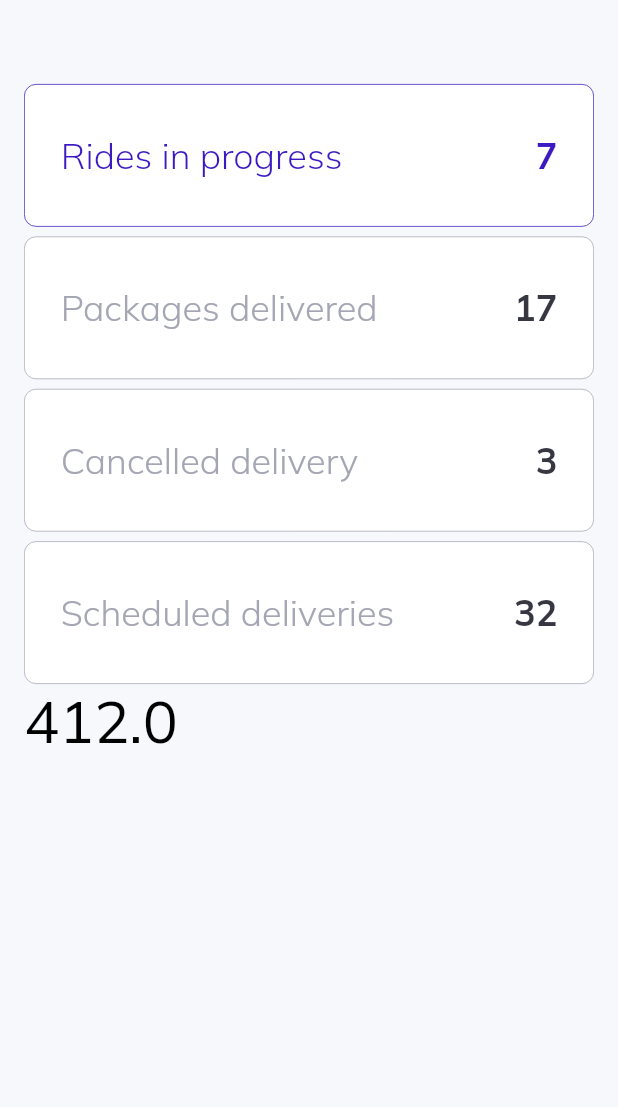
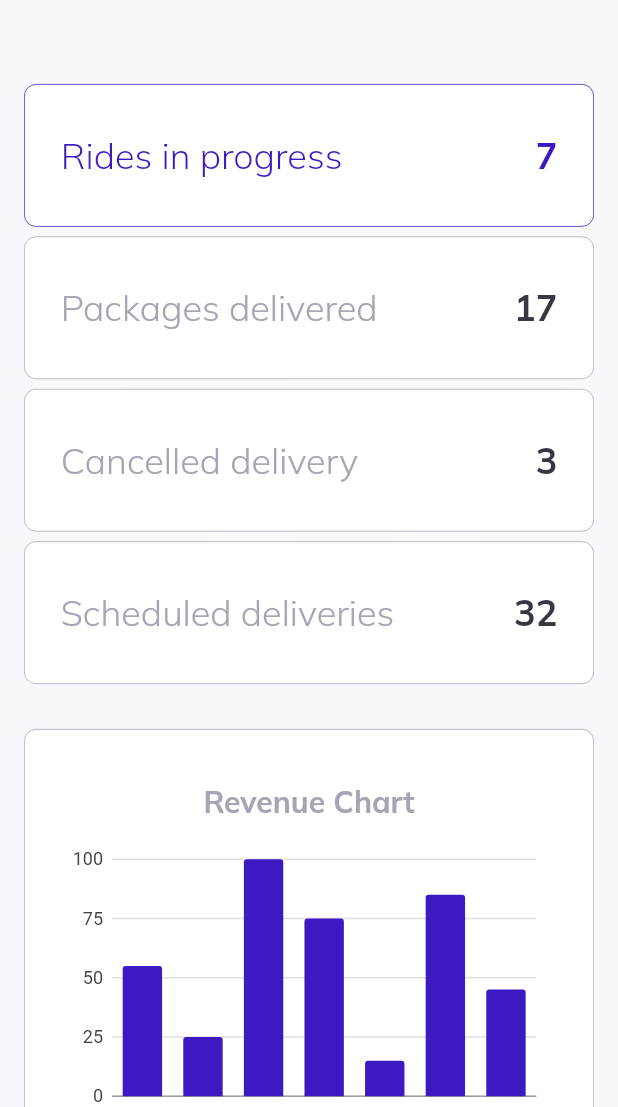
Before and after one commit to Santos-Enoque/flutter-web-dashboard-template, a Flutter app: the screen it shows after launch, on a phone screen of 412 x 824 dp, the part 129-1236 px from its top. Run offline on Flutter 3.47's test engine with Material 2 defaults, Android fonts, the phone set to English and light mode, and no system bars; our stand-ins replace charts_flutter, get, google_fonts.

Commit message:
responsive charts

```diff
--- a/lib/pages/overview/overview.dart
+++ b/lib/pages/overview/overview.dart
@@ -1,17 +1,23 @@
 import 'package:flutter/material.dart';
+import 'package:flutter_web_dashboard/constants/style.dart';
 import 'package:flutter_web_dashboard/helpers/reponsiveness.dart';
 import 'package:flutter_web_dashboard/constants/controllers.dart';
+import 'package:flutter_web_dashboard/pages/overview/widgets/bar_chart.dart';
 import 'package:flutter_web_dashboard/pages/overview/widgets/overview_cards_large.dart';
 import 'package:flutter_web_dashboard/pages/overview/widgets/overview_cards_medium.dart';
 import 'package:flutter_web_dashboard/pages/overview/widgets/overview_cards_small.dart';
+import 'package:flutter_web_dashboard/pages/overview/widgets/revenue_info.dart';
+import 'package:flutter_web_dashboard/pages/overview/widgets/revenue_section_large.dart';
 import 'package:flutter_web_dashboard/widgets/custom_text.dart';
 import 'package:get/get.dart';
 
+import 'widgets/revenue_section_small.dart';
+
 class OverviewPage extends StatelessWidget {
-
   @override
   Widget build(BuildContext context) {
-    return  Column(
+    return Container(
+      child: Column(
         children: [
           Obx(
             () => Row(
@@ -27,22 +33,27 @@
               ],
             ),
           ),
-           Expanded(child: ListView(children: [
-            if(ResponsiveWidget.isLargeScreen(context) || ResponsiveWidget.isMediumScreen(context))
-            if(ResponsiveWidget.isCustomSize(context))
+          Expanded(
+              child: ListView(
+            children: [
+              if (ResponsiveWidget.isLargeScreen(context) ||
+                  ResponsiveWidget.isMediumScreen(context))
+                if (ResponsiveWidget.isCustomSize(context))
                   OverviewCardsMediumScreen()
                 else
                   OverviewCardsLargeScreen()
               else
                 OverviewCardsSmallScreen(),
-
-
-
-
+              if (!ResponsiveWidget.isSmallScreen(context))
+                RevenueSectionLarge()
+              else
+                RevenueSectionSmall(),
               Text(MediaQuery.of(context).size.width.toString(),
                   style: TextStyle(fontSize: 39))
-           ],))
             ],
+          ))
+        ],
+      ),
     );
   }
 }
--- /dev/null
+++ b/lib/pages/overview/widgets/bar_chart.dart
@@ -0,0 +1,61 @@
+/// Bar chart example
+import 'package:charts_flutter/flutter.dart' as charts;
+import 'package:flutter/material.dart';
+import 'package:flutter_web_dashboard/constants/style.dart';
+
+class SimpleBarChart extends StatelessWidget {
+  final List<charts.Series> seriesList;
+  final bool animate;
+
+  SimpleBarChart(this.seriesList, {this.animate});
+
+  /// Creates a [BarChart] with sample data and no transition.
+  factory SimpleBarChart.withSampleData() {
+    return new SimpleBarChart(
+      _createSampleData(),
+      // Disable animations for image tests.
+      animate: false,
+    );
+  }
+
+
+  @override
+  Widget build(BuildContext context) {
+    return new charts.BarChart(
+      seriesList,
+      animate: animate,
+    );
+  }
+
+  /// Create one series with sample hard coded data.
+  static List<charts.Series<OrdinalSales, String>> _createSampleData() {
+    final data = [
+      new OrdinalSales('Today', 55),
+      new OrdinalSales('Yesterday', 25),
+      new OrdinalSales('2 days', 100),
+      new OrdinalSales('24 Jun', 75),
+      new OrdinalSales('23 Jun', 15),
+      new OrdinalSales('22 Jun', 85),
+      new OrdinalSales('21 Jun', 45),
+
+    ];
+
+    return [
+      new charts.Series<OrdinalSales, String>(
+        id: 'Sales',
+        colorFn: (_, __) => charts.ColorUtil.fromDartColor(active),
+        domainFn: (OrdinalSales sales, _) => sales.year,
+        measureFn: (OrdinalSales sales, _) => sales.sales,
+        data: data,
+      )
+    ];
+  }
+}
+
+/// Sample ordinal data type.
+class OrdinalSales {
+  final String year;
+  final int sales;
+
+  OrdinalSales(this.year, this.sales);
+}
--- a/lib/pages/overview/widgets/overview_cards_large.dart
+++ b/lib/pages/overview/widgets/overview_cards_large.dart
@@ -40,9 +40,6 @@
                   value: "32",
                   onTap: () {},
                 ),
-                SizedBox(
-                  width: _width / 64,
-                ),
               ],
             );
   }
--- /dev/null
+++ b/lib/pages/overview/widgets/revenue_section_small.dart
@@ -0,0 +1,86 @@
+import 'package:flutter/material.dart';
+import 'package:flutter_web_dashboard/constants/style.dart';
+import 'package:flutter_web_dashboard/pages/overview/widgets/bar_chart.dart';
+import 'package:flutter_web_dashboard/pages/overview/widgets/revenue_info.dart';
+import 'package:flutter_web_dashboard/widgets/custom_text.dart';
+
+class RevenueSectionSmall extends StatelessWidget {
+
+  @override
+  Widget build(BuildContext context) {
+    return  Container(
+                padding: EdgeInsets.all(24),
+                margin: EdgeInsets.symmetric(vertical: 30),
+                decoration: BoxDecoration(
+                  color: Colors.white,
+                  borderRadius: BorderRadius.circular(8),
+                  boxShadow: [
+                    BoxShadow(
+                        offset: Offset(0, 6),
+                        color: lightGrey.withOpacity(.1),
+                        blurRadius: 12)
+                  ],
+                  border: Border.all(color: lightGrey, width: .5),
+                ),
+                child: Column(
+                  children: [
+                    Container(
+                      height: 260,
+                      child: Column(
+                        mainAxisAlignment: MainAxisAlignment.spaceEvenly,
+                        children: [
+                          CustomText(
+                            text: "Revenue Chart",
+                            size: 20,
+                            weight: FontWeight.bold,
+                            color: lightGrey,
+                          ),
+                          Container(
+                              width: 600,
+                              height: 200,
+                              child: SimpleBarChart.withSampleData()),
+                        ],
+                      ),
+                    ),
+                    Container(
+                      width: 120,
+                      height: 1,
+                      color: lightGrey,
+                    ),
+                    Container(
+                      height: 260,
+                      child: Column(
+                        mainAxisAlignment: MainAxisAlignment.spaceEvenly,
+                        children: [
+                          Row(
+                            children: [
+                              RevenueInfo(
+                                title: "Toda\'s revenue",
+                                amount: "230",
+                              ),
+                              RevenueInfo(
+                                title: "Last 7 days",
+                                amount: "1,100",
+                              ),
+                            ],
+                          ),
+                          Row(
+                            children: [
+                              RevenueInfo(
+                                title: "Last 30 days",
+                                amount: "3,230",
+                              ),
+                              RevenueInfo(
+                                title: "Last 12 months",
+                                amount: "11,300",
+                              ),
+                            ],
+                          ),
+                        ],
+                      ),
+                    ),
+                  ],
+                ),
+              );
+  }
+}
--- a/lib/widgets/large_screen.dart
+++ b/lib/widgets/large_screen.dart
@@ -1,7 +1,5 @@
 import 'package:flutter/material.dart';
 import 'package:flutter_web_dashboard/helpers/local_navigator.dart';
-import 'package:flutter_web_dashboard/pages/overview/overview.dart';
-import 'package:flutter_web_dashboard/widgets/custom_text.dart';
 import 'package:flutter_web_dashboard/widgets/side_menu.dart';
 
 class LargeScreen extends StatelessWidget {
--- a/lib/widgets/side_menu.dart
+++ b/lib/widgets/side_menu.dart
@@ -1,5 +1,4 @@
 import 'package:flutter/material.dart';
-import 'package:flutter_svg/svg.dart';
 import 'package:flutter_web_dashboard/constants/controllers.dart';
 import 'package:flutter_web_dashboard/constants/style.dart';
 import 'package:flutter_web_dashboard/helpers/reponsiveness.dart';
--- a/lib/widgets/top_nav.dart
+++ b/lib/widgets/top_nav.dart
@@ -1,5 +1,4 @@
 import 'package:flutter/material.dart';
-import 'package:flutter_svg/svg.dart';
 import 'package:flutter_web_dashboard/constants/style.dart';
 import 'package:flutter_web_dashboard/helpers/reponsiveness.dart';
 
```
Also changed, not shown: lib/pages/overview/widgets/info_card.dart (+7 -1 lines), lib/pages/overview/widgets/revenue_info.dart (added, +25 -0 lines), lib/pages/overview/widgets/revenue_section_large.dart (added, +85 -0 lines). Lines whose indentation alone changed are shown as unchanged.
